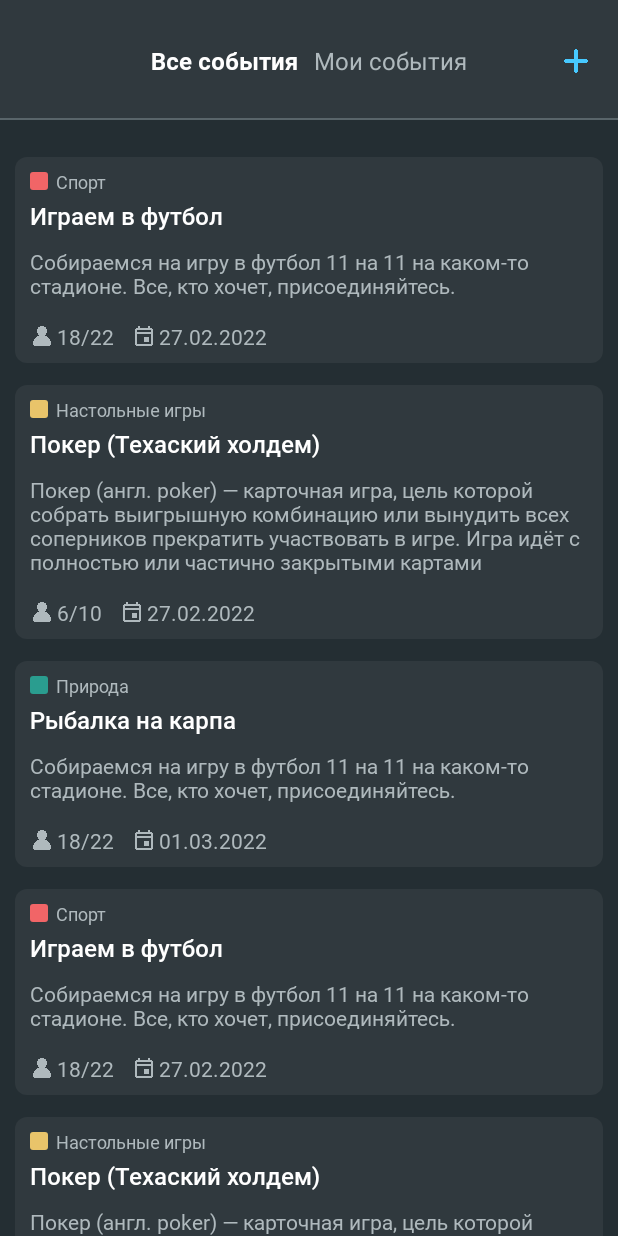
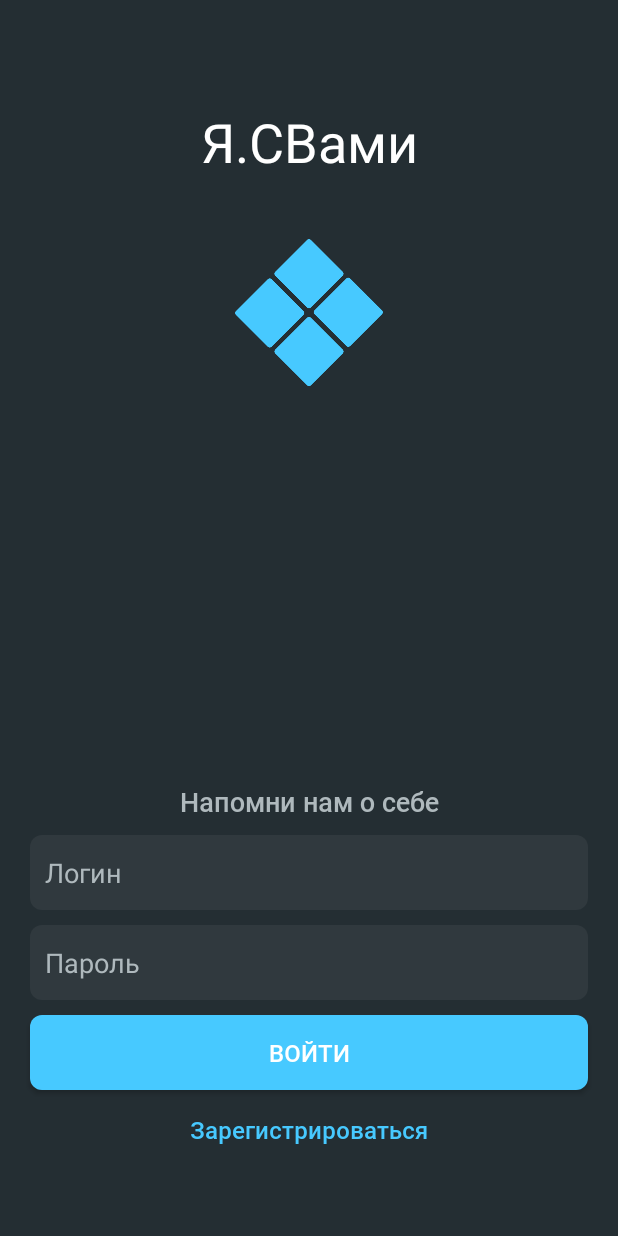
Before and after one commit to araikovich/with-you, an Android app: the screen it shows after launch (MainActivity), on a phone screen of 412 x 824 dp. Run offline under Robolectric (Android 15) with nearby library versions, the phone set to English and light mode, and no system bars.

Commit message:
Task-3 login screen

```diff
--- a/app/src/main/java/com/yandex/together/ui/MainActivity.kt
+++ b/app/src/main/java/com/yandex/together/ui/MainActivity.kt
@@ -2,7 +2,10 @@ package com.yandex.together.ui
 
 import android.os.Bundle
 import androidx.appcompat.app.AppCompatActivity
+import com.yandex.together.R
 import com.yandex.together.databinding.ActivityMainBinding
+import com.yandex.together.ui.login.LoginFragment
+import com.yandex.together.ui.main_screen.MainScreenFragment
 import com.yandex.together.ui.new_event.NewEventFragment
 
 class MainActivity : AppCompatActivity() {
@@ -13,12 +16,33 @@ class MainActivity : AppCompatActivity() {
         super.onCreate(savedInstanceState)
         binding = ActivityMainBinding.inflate(layoutInflater)
         setContentView(binding!!.root)
+        checkIsLoggedIn()
     }
 
     fun startNewNoteFragment() {
         supportFragmentManager.beginTransaction()
+            .setCustomAnimations(
+                R.anim.enter_right_to_left, R.anim.exit_right_to_left,
+                R.anim.enter_left_to_right_anim, R.anim.exit_left_to_right_anim
+            )
             .replace(binding!!.fragmentContainerView.id, NewEventFragment())
             .addToBackStack("NewEventFragment")
             .commitAllowingStateLoss()
     }
+
+    private fun checkIsLoggedIn() {
+        supportFragmentManager.beginTransaction()
+            .replace(binding!!.fragmentContainerView.id, LoginFragment())
+            .commitAllowingStateLoss()
+    }
+
+    fun openMainScreen() {
+        supportFragmentManager.beginTransaction()
+            .setCustomAnimations(
+                R.anim.enter_right_to_left, R.anim.exit_right_to_left,
+                R.anim.enter_left_to_right_anim, R.anim.exit_left_to_right_anim
+            )
+            .replace(binding!!.fragmentContainerView.id, MainScreenFragment())
+            .commitAllowingStateLoss()
+    }
 }
--- a/app/src/main/java/com/yandex/together/ui/extensions.kt
+++ b/app/src/main/java/com/yandex/together/ui/extensions.kt
@@ -1,6 +1,7 @@
 package com.yandex.together.ui
 
 import android.content.Context
+import android.view.View
 import com.yandex.together.R
 
 fun Context.dpToPx(dp: Int) = (dp * resources.displayMetrics.density).toInt()
@@ -14,3 +15,11 @@ fun Context.toolBarHeight(): Int {
 }
 
 fun Int?.orZero() = this ?: 0
+
+fun View.setOnClickWithTouchImpact(withDebounced: Boolean = true, clickAction: () -> Unit) {
+    this.setOnTouchListener(object : ScaleClickListener(withDebounced = withDebounced) {
+        override fun onClick(p0: View?) {
+            clickAction.invoke()
+        }
+    })
+}
--- /dev/null
+++ b/app/src/main/java/com/yandex/together/ui/login/LoginFragment.kt
@@ -0,0 +1,40 @@
+package com.yandex.together.ui.login
+
+import android.os.Bundle
+import android.view.LayoutInflater
+import android.view.View
+import android.view.ViewGroup
+import androidx.fragment.app.Fragment
+import com.yandex.together.databinding.FragmentLoginBinding
+import com.yandex.together.ui.MainActivity
+import com.yandex.together.ui.setOnClickWithTouchImpact
+
+class LoginFragment : Fragment() {
+
+    private var binding: FragmentLoginBinding? = null
+
+    override fun onCreateView(
+        inflater: LayoutInflater,
+        container: ViewGroup?,
+        savedInstanceState: Bundle?
+    ): View? {
+        binding = FragmentLoginBinding.inflate(inflater, container, false)
+        return binding?.root
+    }
+
+    override fun onViewCreated(view: View, savedInstanceState: Bundle?) {
+        super.onViewCreated(view, savedInstanceState)
+        setupListeners()
+    }
+
+    override fun onDestroy() {
+        binding = null
+        super.onDestroy()
+    }
+
+    private fun setupListeners() {
+        binding?.btnLogin?.setOnClickWithTouchImpact {
+            (requireActivity() as MainActivity).openMainScreen()
+        }
+    }
+}
--- /dev/null
+++ b/app/src/main/res/anim/enter_left_to_right_anim.xml
@@ -0,0 +1,7 @@
+<?xml version="1.0" encoding="utf-8"?>
+<set xmlns:android="http://schemas.android.com/apk/res/android">
+    <translate
+        android:duration="300"
+        android:fromXDelta="-100%"
+        android:toXDelta="0%"/>
+</set>
--- /dev/null
+++ b/app/src/main/res/anim/enter_right_to_left.xml
@@ -0,0 +1,7 @@
+<?xml version="1.0" encoding="utf-8"?>
+<set xmlns:android="http://schemas.android.com/apk/res/android">
+    <translate
+        android:duration="300"
+        android:fromXDelta="100%"
+        android:toXDelta="0%"/>
+</set>
--- /dev/null
+++ b/app/src/main/res/anim/exit_left_to_right_anim.xml
@@ -0,0 +1,7 @@
+<?xml version="1.0" encoding="utf-8"?>
+<set xmlns:android="http://schemas.android.com/apk/res/android">
+    <translate
+        android:duration="300"
+        android:fromXDelta="0%"
+        android:toXDelta="100%"/>
+</set>
--- /dev/null
+++ b/app/src/main/res/anim/exit_right_to_left.xml
@@ -0,0 +1,7 @@
+<?xml version="1.0" encoding="utf-8"?>
+<set xmlns:android="http://schemas.android.com/apk/res/android">
+    <translate
+        android:duration="300"
+        android:fromXDelta="0%"
+        android:toXDelta="-100%"/>
+</set>
--- /dev/null
+++ b/app/src/main/res/layout/fragment_login.xml
@@ -0,0 +1,108 @@
+<?xml version="1.0" encoding="utf-8"?>
+
+<androidx.constraintlayout.widget.ConstraintLayout xmlns:android="http://schemas.android.com/apk/res/android"
+    xmlns:app="http://schemas.android.com/apk/res-auto"
+    android:layout_width="match_parent"
+    android:layout_height="match_parent"
+    android:background="@color/main_background">
+
+    <androidx.appcompat.widget.AppCompatTextView
+        android:id="@+id/tv_name"
+        android:layout_width="wrap_content"
+        android:layout_height="wrap_content"
+        android:layout_marginTop="70dp"
+        android:text="@string/app_name"
+        android:textColor="@color/title"
+        android:textSize="36sp"
+        app:layout_constraintEnd_toEndOf="parent"
+        app:layout_constraintStart_toStartOf="parent"
+        app:layout_constraintTop_toTopOf="parent" />
+
+    <androidx.appcompat.widget.AppCompatImageView
+        android:id="@+id/app_icon"
+        android:layout_width="100dp"
+        android:layout_height="100dp"
+        android:layout_marginTop="40dp"
+        app:layout_constraintEnd_toEndOf="parent"
+        app:layout_constraintStart_toStartOf="parent"
+        app:layout_constraintTop_toBottomOf="@id/tv_name"
+        app:srcCompat="@drawable/app_icon" />
+
+    <androidx.appcompat.widget.AppCompatTextView
+        android:id="@+id/tv_welcom"
+        android:layout_width="wrap_content"
+        android:layout_height="wrap_content"
+        android:layout_marginBottom="10dp"
+        android:fontFamily="@font/roboto_medium"
+        android:text="@string/remember_about_you"
+        android:textColor="@color/sub_title"
+        android:textSize="18sp"
+        app:layout_constraintBottom_toTopOf="@id/et_login"
+        app:layout_constraintEnd_toEndOf="parent"
+        app:layout_constraintStart_toStartOf="parent" />
+
+    <androidx.appcompat.widget.AppCompatEditText
+        android:id="@+id/et_login"
+        android:layout_width="0dp"
+        android:layout_height="50dp"
+        android:layout_marginHorizontal="20dp"
+        android:layout_marginBottom="10dp"
+        android:background="@drawable/background_event_card_item"
+        android:hint="@string/login_hint"
+        android:maxLines="1"
+        android:paddingHorizontal="10dp"
+        android:textColor="@color/title"
+        android:textColorHint="@color/sub_title"
+        android:textSize="18sp"
+        app:layout_constraintBottom_toTopOf="@id/et_password"
+        app:layout_constraintEnd_toEndOf="parent"
+        app:layout_constraintStart_toStartOf="parent" />
+
+    <androidx.appcompat.widget.AppCompatEditText
+        android:id="@+id/et_password"
+        android:layout_width="0dp"
+        android:layout_height="50dp"
+        android:layout_marginHorizontal="20dp"
+        android:layout_marginBottom="10dp"
+        android:background="@drawable/background_event_card_item"
+        android:hint="@string/password_hint"
+        android:inputType="textPassword"
+        android:maxLines="1"
+        android:paddingHorizontal="10dp"
+        android:textColor="@color/title"
+        android:textColorHint="@color/sub_title"
+        android:textSize="18sp"
+        app:layout_constraintBottom_toTopOf="@id/btn_login"
+        app:layout_constraintEnd_toEndOf="parent"
+        app:layout_constraintStart_toStartOf="parent" />
+
+    <androidx.appcompat.widget.AppCompatButton
+        android:id="@+id/btn_login"
+        android:layout_width="0dp"
+        android:layout_height="50dp"
+        android:layout_marginStart="20dp"
+        android:layout_marginEnd="20dp"
+        android:layout_marginBottom="15dp"
+        android:background="@drawable/backgrond_action_btn"
+        android:fontFamily="@font/roboto_medium"
+        android:text="@string/login_btn"
+        android:textColor="@color/title"
+        android:textSize="16sp"
+        app:layout_constraintBottom_toTopOf="@id/tv_register"
+        app:layout_constraintEnd_toEndOf="parent"
+        app:layout_constraintStart_toStartOf="parent" />
+
+    <androidx.appcompat.widget.AppCompatTextView
+        android:id="@+id/tv_register"
+        android:layout_width="wrap_content"
+        android:layout_height="wrap_content"
+        android:layout_marginBottom="60dp"
+        android:fontFamily="@font/roboto_medium"
+        android:text="@string/registration"
+        android:textColor="@color/accent"
+        android:textSize="16sp"
+        app:layout_constraintBottom_toBottomOf="parent"
+        app:layout_constraintEnd_toEndOf="parent"
+        app:layout_constraintStart_toStartOf="parent" />
+
+</androidx.constraintlayout.widget.ConstraintLayout>
--- a/app/src/main/res/values/strings.xml
+++ b/app/src/main/res/values/strings.xml
@@ -1,5 +1,5 @@
 <resources>
-    <string name="app_name">Together</string>
+    <string name="app_name">Я.СВами</string>
 
     <string name="mock_text_description">Покер (англ. poker) — карточная игра, цель которой собрать выигрышную комбинацию или вынудить всех соперников прекратить участвовать в игре. Игра идёт с полностью или частично закрытыми картами</string>
     <string name="persons_count">%d/%d</string>
@@ -19,4 +19,9 @@
     <string name="persons_hint">Например, 5</string>
     <string name="create">Создать</string>
     <string name="date_question">Какого числа?</string>
+    <string name="login_btn">Войти</string>
+    <string name="registration">Зарегистрироваться</string>
+    <string name="password_hint">Пароль</string>
+    <string name="remember_about_you">Напомни нам о себе</string>
+    <string name="login_hint">Логин</string>
 </resources>
```
Also changed, not shown: app/src/main/java/com/yandex/together/ui/ScaleClickListener.kt (added, +165 -0 lines), app/src/main/res/drawable-v24/app_icon.png (added).
